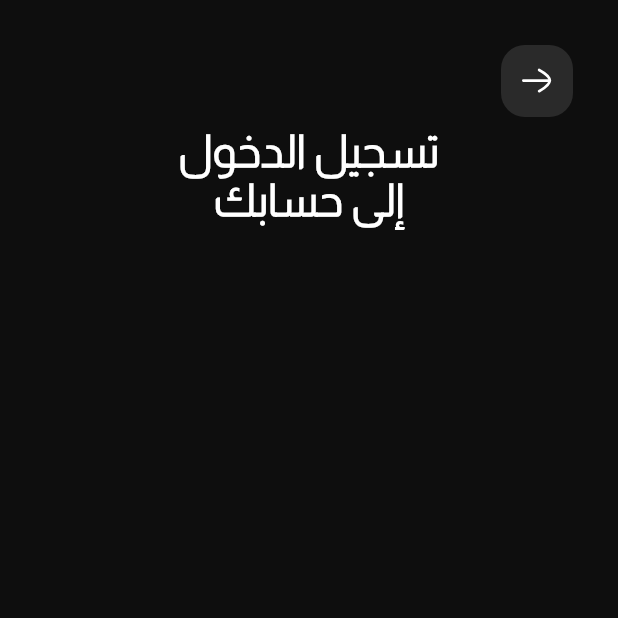
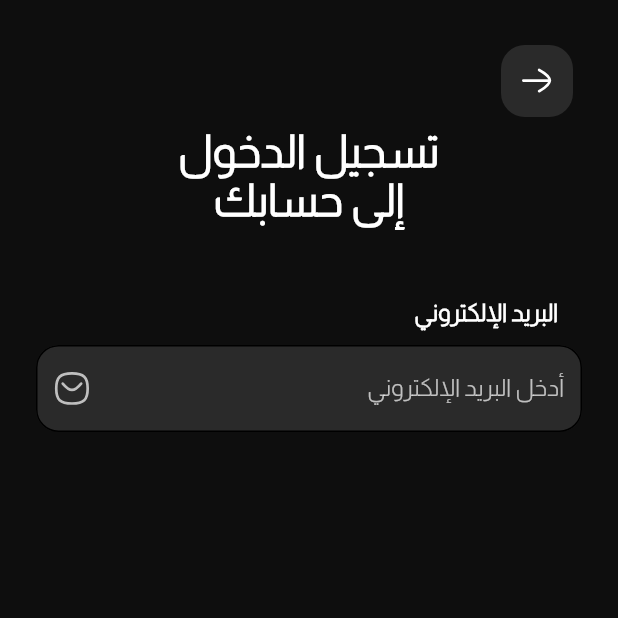
Before and after one commit to OmarAmeer96/Black-Market, a Flutter app: the screen it shows after launch, on a phone screen of 412 x 824 dp, the top half of it. Run offline on Flutter 3.47's test engine with Material 2 defaults, Android fonts, the phone set to English and light mode, and no system bars; our stand-ins replace bloc, equatable, flutter_bloc, flutter_svg, go_router; generated files the repository leaves out were written again.

Commit message:
Email TextField Done.

```diff
--- a/lib/Core/utils/assets.dart
+++ b/lib/Core/utils/assets.dart
@@ -2,4 +2,6 @@ class AssetsData {
   static const splashLogo = 'assets/svg/image 1.svg';
   static const splashLogo2 = 'assets/images/image 1.png';
   static const arrowLeft = 'assets/svg/Arrow - Left.svg';
+  static const emailIcon = 'assets/svg/emailIcon.svg';
+  static const passIcon = 'assets/svg/passIcon.svg';
 }
--- a/lib/Core/widgets/custom_app_bar.dart
+++ b/lib/Core/widgets/custom_app_bar.dart
@@ -14,7 +14,7 @@ class CustomAppBar extends StatelessWidget {
   @override
   Widget build(BuildContext context) {
     return Row(
-      mainAxisAlignment: MainAxisAlignment.end,
+      mainAxisAlignment: MainAxisAlignment.start,
       children: [
         InkWell(
           borderRadius: BorderRadius.circular(16),
--- /dev/null
+++ b/lib/Core/widgets/custom_text_field.dart
@@ -0,0 +1,58 @@
+import 'package:black_market/Core/utils/styles.dart';
+import 'package:flutter/material.dart';
+import 'package:flutter_svg/svg.dart';
+
+class CustomTextField extends StatelessWidget {
+  const CustomTextField(
+      {super.key,
+      required this.labelText,
+      required this.hintText,
+      required this.icon});
+
+  final String labelText;
+  final String hintText;
+  final String icon;
+
+  @override
+  Widget build(BuildContext context) {
+    return TextField(
+      style: Styles.almaraiRegular14.copyWith(
+        fontSize: 16,
+        color: Colors.white.withOpacity(0.7),
+      ),
+      decoration: InputDecoration(
+        fillColor: const Color(0xFF2A2A2A),
+        filled: true,
+        floatingLabelStyle: Styles.almaraiRegular18.copyWith(
+          fontSize: 16,
+          color: Colors.white.withOpacity(0.7),
+        ),
+        labelText: labelText,
+        labelStyle: Styles.almaraiRegular18.copyWith(
+          fontSize: 16,
+          fontWeight: FontWeight.w400,
+          color: Colors.white.withOpacity(0.7),
+        ),
+        border: buildOutlineInputBorder(),
+        focusedBorder: buildOutlineInputBorder(width: 2.5),
+        enabledBorder: buildOutlineInputBorder(),
+        hintText: hintText,
+        suffixIcon: Padding(
+          padding: const EdgeInsets.all(12.0),
+          child: SvgPicture.asset(
+            icon,
+          ),
+        ),
+      ),
+    );
+  }
+
+  OutlineInputBorder buildOutlineInputBorder({double width = 1.0}) {
+    return OutlineInputBorder(
+      borderRadius: BorderRadius.circular(15),
+      borderSide: BorderSide(
+        width: width,
+      ),
+    );
+  }
+}
--- a/lib/Features/auth/login/presentation/views/widgets/login_view_body.dart
+++ b/lib/Features/auth/login/presentation/views/widgets/login_view_body.dart
@@ -1,5 +1,7 @@
+import 'package:black_market/Core/utils/assets.dart';
 import 'package:black_market/Core/utils/styles.dart';
 import 'package:black_market/Core/widgets/custom_app_bar.dart';
+import 'package:black_market/Core/widgets/custom_text_field.dart';
 import 'package:flutter/material.dart';
 
 class LoginViewBody extends StatelessWidget {
@@ -21,6 +23,30 @@ class LoginViewBody extends StatelessWidget {
             textAlign: TextAlign.center,
             style: Styles.almaraiRegular30.copyWith(letterSpacing: 1),
           ),
+          const SizedBox(
+            height: 50,
+          ),
+          Row(
+            mainAxisAlignment: MainAxisAlignment.start,
+            children: [
+              const SizedBox(
+                width: 16,
+              ),
+              Text(
+                "البريد الإلكتروني",
+                style: Styles.almaraiRegular30
+                    .copyWith(fontSize: 16, letterSpacing: 1),
+              ),
+            ],
+          ),
+          const SizedBox(
+            height: 12,
+          ),
+          const CustomTextField(
+            labelText: "أدخل البريد الإلكتروني",
+            hintText: '',
+            icon: AssetsData.emailIcon,
+          ),
         ],
       ),
     );
--- a/lib/main.dart
+++ b/lib/main.dart
@@ -21,7 +21,9 @@ class MyApp extends StatelessWidget {
           return MaterialApp.router(
             localizationsDelegates: AppLocalizations.localizationsDelegates,
             supportedLocales: AppLocalizations.supportedLocales,
-            locale: context.read<LanguageCubit>().local,
+            locale: const Locale("ar"),
+            // Old One:
+            // context.read<LanguageCubit>().local,
             title: 'Black Market App',
             routerConfig: AppRouter.router,
             theme: ThemeData.dark().copyWith(
```
Also changed, not shown: assets/svg/emailIcon.svg (added), assets/svg/passIcon.svg (added).
